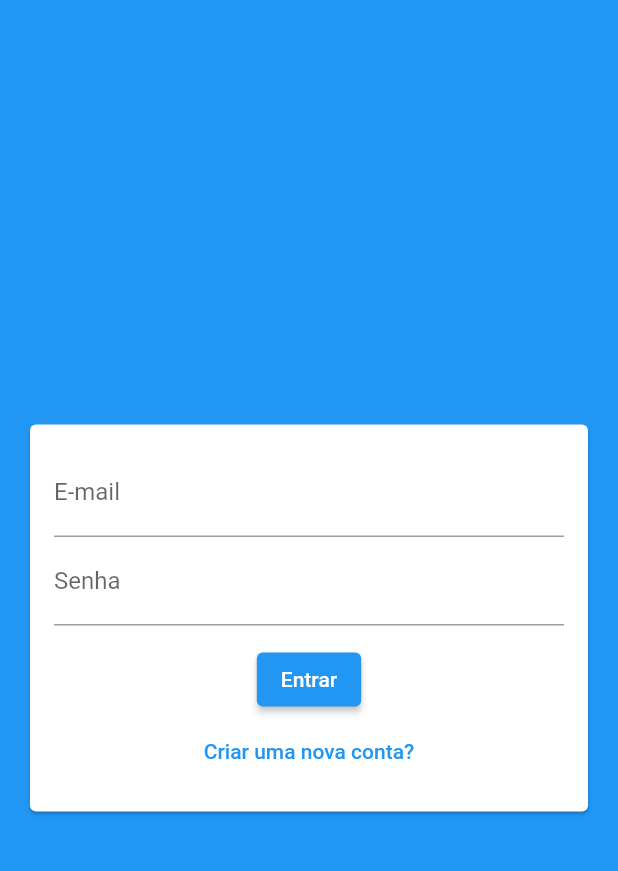
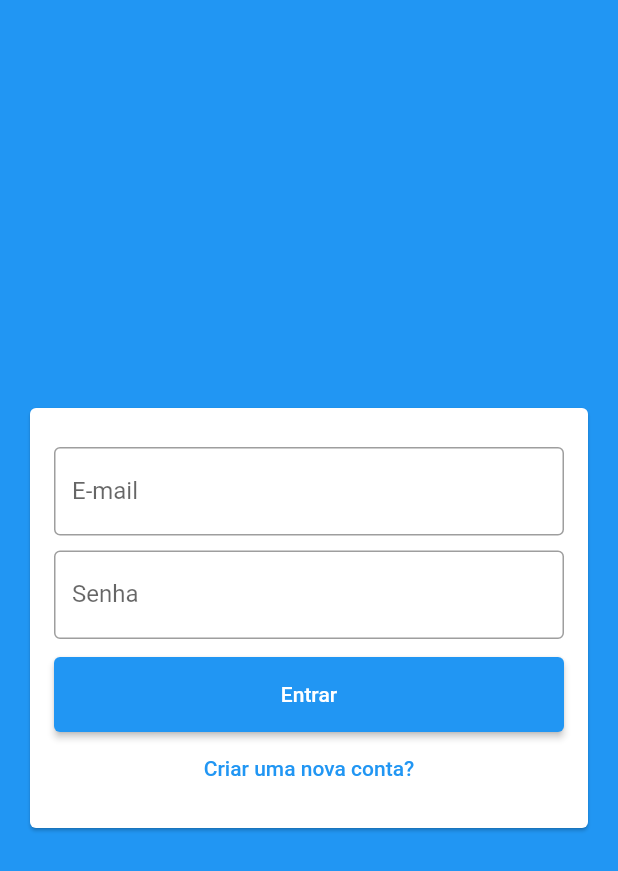
Before and after one commit to EduardoMoreira26/Flutter-Chat-Firebase, a Flutter app: the screen it shows after launch, on a phone screen of 412 x 824 dp. Shown: the top 871 px of the screen. Run offline on Flutter 3.47's test engine with Material 2 defaults, Android fonts, the phone set to English and light mode, and no system bars; our stand-ins replace image_picker.

```diff
--- a/lib/components/auth_form.dart
+++ b/lib/components/auth_form.dart
@@ -47,7 +47,7 @@ class _AuthFormState extends State<AuthForm> {
     return Card(
       margin: EdgeInsets.all(20),
       child: Padding(
-        padding: const EdgeInsets.all(16),
+        padding: EdgeInsets.all(16),
         child: Form(
           key: _formKey,
           child: Column(
@@ -61,7 +61,10 @@ class _AuthFormState extends State<AuthForm> {
                   key: ValueKey('name'),
                   initialValue: _formData.name,
                   onChanged: (name) => _formData.name = name,
-                  decoration: InputDecoration(labelText: 'Nome'),
+                  decoration: InputDecoration(
+                    labelText: 'Nome',
+                    border: OutlineInputBorder(),
+                  ),
                   validator: (_name) {
                     final name = _name ?? 'Nome';
                     if (name.trim().length < 5) {
@@ -70,11 +73,19 @@ class _AuthFormState extends State<AuthForm> {
                     return null;
                   },
                 ),
-              TextFormField(
+              Padding(
+                padding: const EdgeInsets.only(
+                  top: 10,
+                  bottom: 10,
+                ),
+                child: TextFormField(
                   initialValue: _formData.email,
                   onChanged: (email) => _formData.email = email,
                   key: ValueKey('email'),
-                decoration: InputDecoration(labelText: 'E-mail'),
+                  decoration: InputDecoration(
+                    labelText: 'E-mail',
+                    border: OutlineInputBorder(),
+                  ),
                   validator: (_email) {
                     final email = _email ?? 'Nome';
                     if (!email.contains('@')) {
@@ -83,12 +94,16 @@ class _AuthFormState extends State<AuthForm> {
                     return null;
                   },
                 ),
+              ),
               TextFormField(
                 initialValue: _formData.password,
                 onChanged: (password) => _formData.password = password,
                 key: ValueKey('password'),
                 obscureText: true,
-                decoration: InputDecoration(labelText: 'Senha'),
+                decoration: InputDecoration(
+                  labelText: 'Senha',
+                  border: OutlineInputBorder(),
+                ),
                 validator: (_password) {
                   final password = _password ?? 'Nome';
                   if (password.length < 6) {
@@ -98,9 +113,14 @@ class _AuthFormState extends State<AuthForm> {
                 },
               ),
               SizedBox(height: 12),
-              ElevatedButton(
+              Container(
+                width: 400,
+                height: 50,
+                child: ElevatedButton(
+                  style: ElevatedButton.styleFrom(),
                   onPressed: _submit,
                   child: Text(_formData.isLogin ? 'Entrar' : 'Cadastrar'),
+                ),
               ),
               TextButton(
                 child: Text(
```
Also changed, not shown: lib/models/chat_user.dart (added, +15 -0 lines), lib/pages/auth_page.dart (+14 -5 lines). Lines whose indentation alone changed are shown as unchanged.
